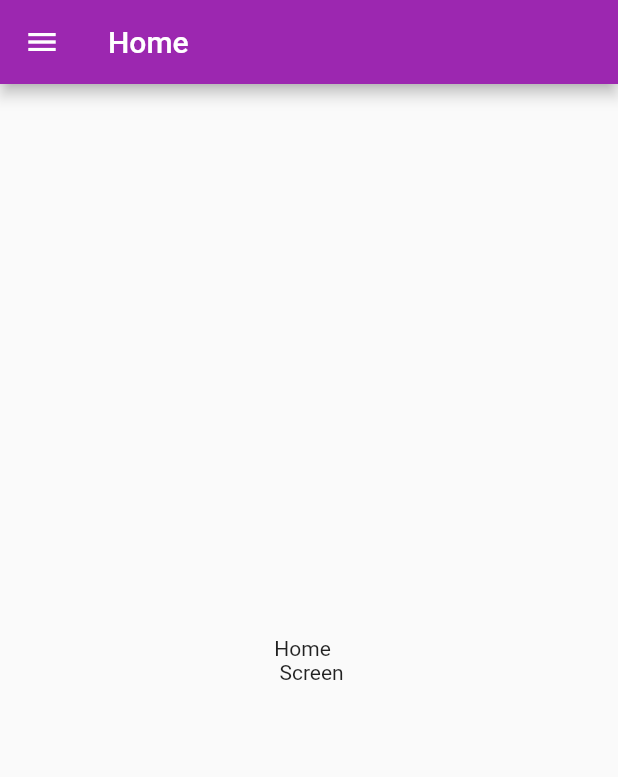
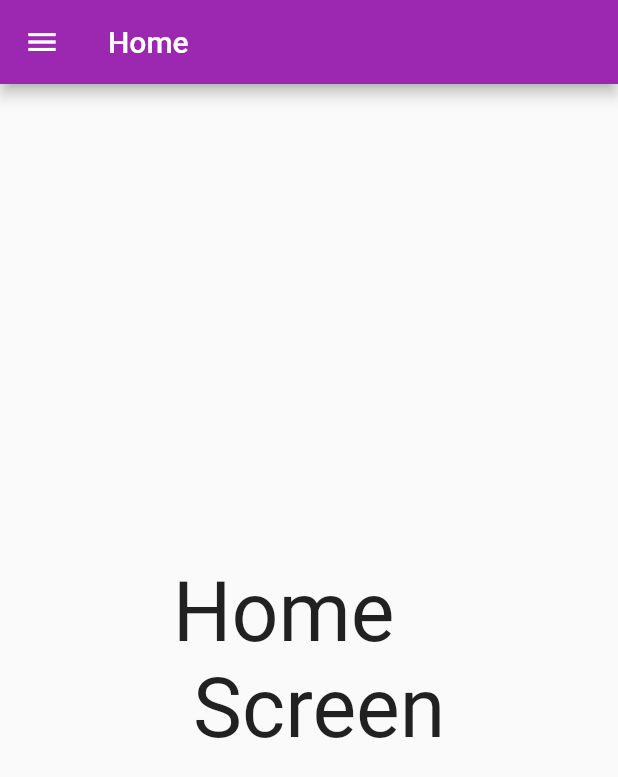
Before and after one commit to Keshab-Bahadur-Sunari/flutter_pra, a Flutter app: the TextWidgets screen opened directly, in the side drawer, after a tap on "Home", on a phone screen of 412 x 824 dp. Shown: the top 777 px of the screen. Run offline on Flutter 3.47's test engine with Material 2 defaults, Android fonts, the phone set to English and light mode, and no system bars.

Commit message:
font size increase

```diff
--- a/lib/pages/home.dart
+++ b/lib/pages/home.dart
@@ -19,6 +19,9 @@ class _HomeScreenState extends State<HomeScreen> {
         child: Center(
           child: Text(
             'Home \n Screen',
+            style: TextStyle(
+              fontSize: 55.0,
+            ),
           ),
         ),
       ),
--- a/lib/pages/text.dart
+++ b/lib/pages/text.dart
@@ -19,6 +19,9 @@ class _TextWidgetsState extends State<TextWidgets> {
         child: Center(
           child: Text(
             'Text \n Widgets',
+            style: TextStyle(
+              fontSize: 55.0,
+            ),
           ),
         ),
       ),
```
